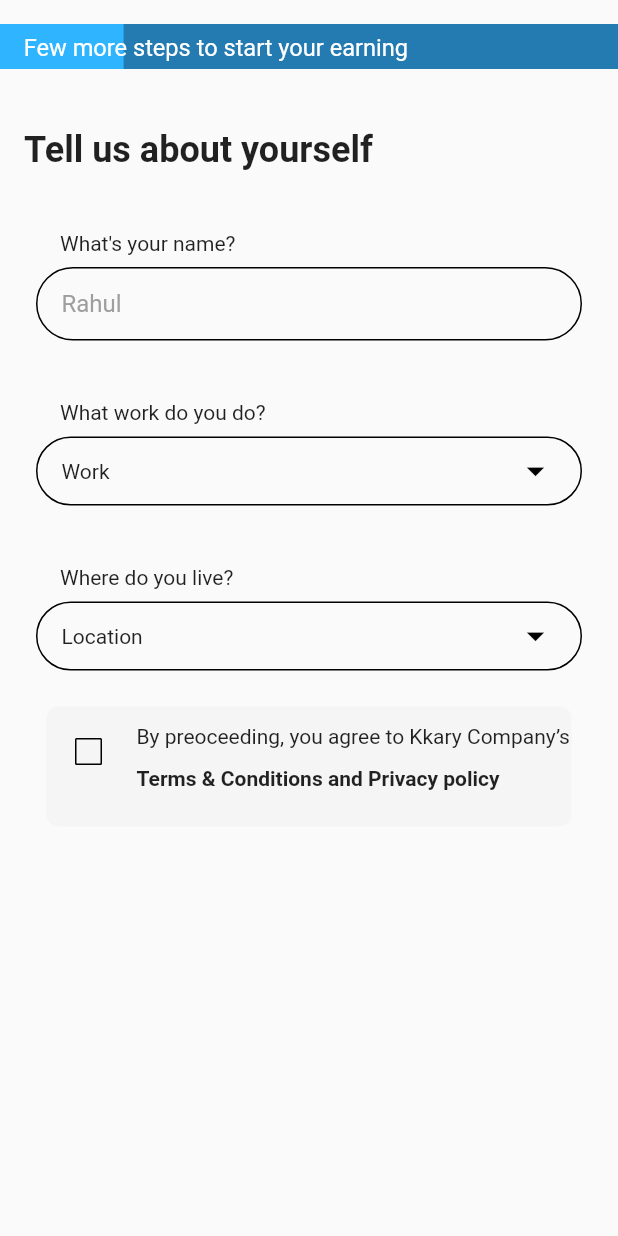
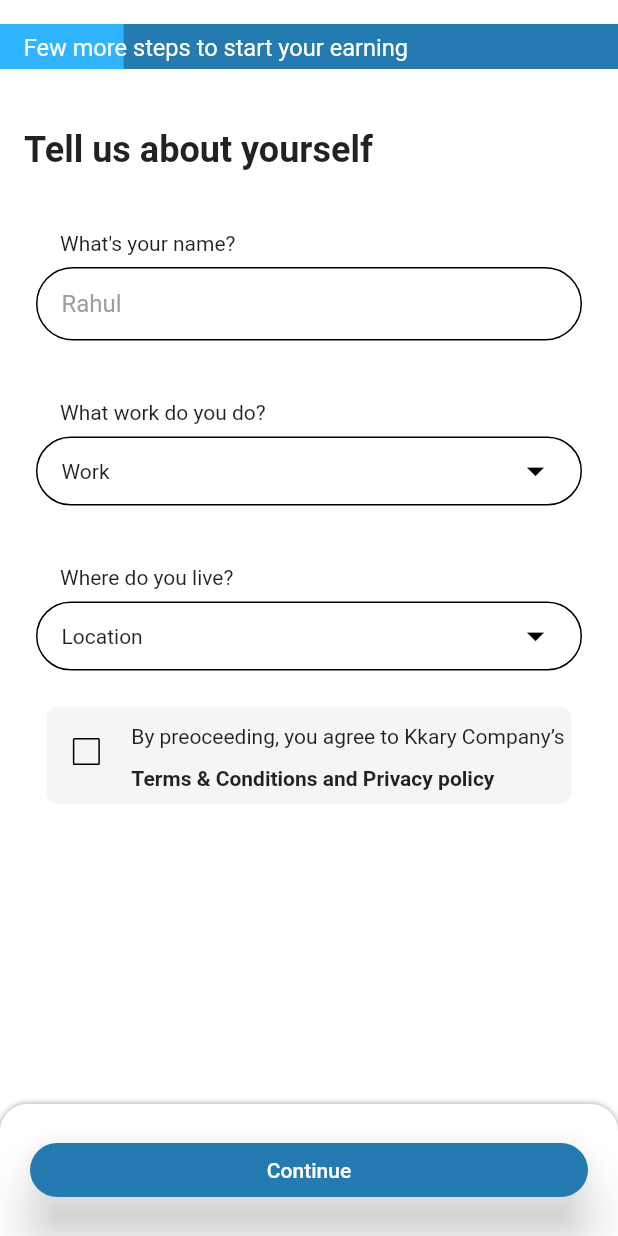
Before and after one commit to KiranYaduvanshi/kkary_vendor_service, a Flutter app: the Partner screen opened by its route, on a phone screen of 412 x 824 dp. Run offline on Flutter 3.47's test engine with Material 2 defaults, Android fonts, the light colour scheme and no system bars; our stand-ins replace get, velocity_x.

Commit message:
7-Mar-2022

```diff
--- /dev/null
+++ b/lib/common_widgets/continue_button.dart
@@ -0,0 +1,28 @@
+import 'package:flutter/material.dart';
+import 'package:kkary_vendors/utils/app_colors.dart';
+
+import 'package:velocity_x/velocity_x.dart';
+
+class CustomeButtons {
+  Widget continueButton() {
+    return Container(
+      width: double.infinity,
+      decoration: const BoxDecoration(
+          color: Colors.white,
+          borderRadius: BorderRadius.only(
+              topLeft: Radius.circular(18), topRight: Radius.circular(18)),
+          boxShadow: [BoxShadow(blurRadius: 3, color: Colors.grey)]),
+      child: ElevatedButton(
+        onPressed: () {},
+        child: "Continue".text.make().px(10).py(10),
+        style: ElevatedButton.styleFrom(
+          primary: AppColors.blueDark,
+          shape: RoundedRectangleBorder(
+            borderRadius: BorderRadius.circular(25),
+          ),
+          elevation: 15.0,
+        ),
+      ).p20(),
+    );
+  }
+}
--- a/lib/modules/services_vendor/views/Register/partner.dart
+++ b/lib/modules/services_vendor/views/Register/partner.dart
@@ -1,4 +1,5 @@
 import 'package:flutter/material.dart';
+import 'package:kkary_vendors/common_widgets/continue_button.dart';
 import 'package:kkary_vendors/common_widgets/linear_progress_indicator.dart';
 import 'package:kkary_vendors/utils/app_colors.dart';
 import 'package:kkary_vendors/utils/app_icons.dart';
@@ -17,26 +18,46 @@ class _PartnerState extends State<Partner> {
   Widget build(BuildContext context) {
     return SafeArea(
         child: Scaffold(
+      backgroundColor: Colors.white,
       body: Column(
+        children: [
+          CommonoWidgets.linearProgressIndicator(
+                  text: "Few more steps to start your earning", value: 0.2)
+              .py(16),
+          SingleChildScrollView(
+            child: Column(
               crossAxisAlignment: CrossAxisAlignment.start,
               children: [
-          ProgressIndecators.linearProgressIndicator(
-                  text: "Few more steps to start your earning", value: 0.2)
-              .py(16),
-          "Tell us about yourself".text.size(24).semiBold.make().py24().px16(),
-          fields(title: "What's your name?", widget: nameField(hint: "Rahul"))
+                "Tell us about yourself"
+                    .text
+                    .size(24)
+                    .semiBold
+                    .make()
+                    .py24()
+                    .px16(),
+                fields(
+                        title: "What's your name?",
+                        widget: nameField(hint: "Rahul"))
                     .px24()
                     .py(16),
-          fields(title: "What work do you do?", widget: select(lable: "Work"))
+                fields(
+                        title: "What work do you do?",
+                        widget: select(lable: "Work"))
                     .px24()
                     .py16(),
-          fields(title: "Where do you live?", widget: select(lable: "Location"))
+                fields(
+                        title: "Where do you live?",
+                        widget: select(lable: "Location"))
                     .px24()
                     .py16(),
-          Center(
+                Container(
+                  alignment: Alignment.center,
                   child: Container(
+                    height: 65,
                     constraints: const BoxConstraints(
-                  minWidth: 200, maxWidth: 350, minHeight: 80),
+                      minWidth: 200,
+                      maxWidth: 350,
+                    ),
                     decoration: CustomeBoxDecorations.circularAgree(
                         backColor: Colors.grey.shade100),
                     child: Row(
@@ -53,7 +74,7 @@ class _PartnerState extends State<Partner> {
                               debugPrint(
                                 value.toString(),
                               );
-                      }).py(6).px4(),
+                            }).py(6).px2(),
                         Column(
                           crossAxisAlignment: CrossAxisAlignment.start,
                           children: [
@@ -61,13 +82,23 @@ class _PartnerState extends State<Partner> {
                                 .text
                                 .make()
                                 .py12(),
-                      "Terms & Conditions and Privacy policy".text.bold.make()
+                            "Terms & Conditions and Privacy policy"
+                                .text
+                                .bold
+                                .make(),
                           ],
                         ).px4()
                       ],
                     ),
                   ),
                 ),
+                const SizedBox(
+                  height: 25,
+                )
+              ],
+            ),
+          ).expand(),
+          CustomeButtons().continueButton(),
         ],
       ),
     ));
--- a/lib/routes/app_pages.dart
+++ b/lib/routes/app_pages.dart
@@ -1,9 +1,10 @@
 import 'package:get/get.dart';
 import 'package:kkary_vendors/modules/services_vendor/views/Register/partner.dart';
+import 'package:kkary_vendors/modules/services_vendor/views/Register/work_do.dart';
 import 'package:kkary_vendors/routes/app_routes.dart';
 
 class AppPages {
-  static const INITIAL = AppRoutes.partner;
+  static const INITIAL = AppRoutes.workDo;
 
   //  static const INITIAL = Routes.WELCOME_CUSTOMER_SCREEN;
   static final routes = [
@@ -11,5 +12,9 @@ class AppPages {
       name: AppRoutes.partner,
       page: () => const Partner(),
     ),
+    GetPage(
+      name: AppRoutes.workDo,
+      page: () => const WorkDo(),
+    ),
   ];
 }
--- a/lib/routes/app_routes.dart
+++ b/lib/routes/app_routes.dart
@@ -1,5 +1,7 @@
 class AppRoutes {
   //SERVICES
+  //Register
+  static const workDo = '/workDo';
   static const partner = '/partner';
   static const hours = '/hours';
   static const yourWork = '/yourWork';
--- a/lib/utils/decorations.dart
+++ b/lib/utils/decorations.dart
@@ -4,6 +4,7 @@ import 'package:kkary_vendors/utils/app_colors.dart';
 class CustomeBoxDecorations {
   static BoxDecoration circularBorderLightBlue() {
     return BoxDecoration(
+      color: Colors.white,
       border: Border.all(color: AppColors.blueLight),
       borderRadius: const BorderRadius.all(Radius.circular(15.0)),
     );
@@ -12,6 +13,7 @@ class CustomeBoxDecorations {
   static BoxDecoration circularInputField(
       {Color borderColor = Colors.black, Color? backColor}) {
     return BoxDecoration(
+      color: Colors.white,
       border: Border.all(color: borderColor),
       borderRadius: const BorderRadius.all(Radius.circular(25)),
     );
```
Also changed, not shown: lib/common_widgets/linear_progress_indicator.dart (+18 -1 lines), lib/modules/services_vendor/views/IntroScreens/hours.dart (deleted, +0 -89 lines), lib/modules/services_vendor/views/Register/work_do.dart (added, +13 -0 lines). Lines whose indentation alone changed are shown as unchanged.
